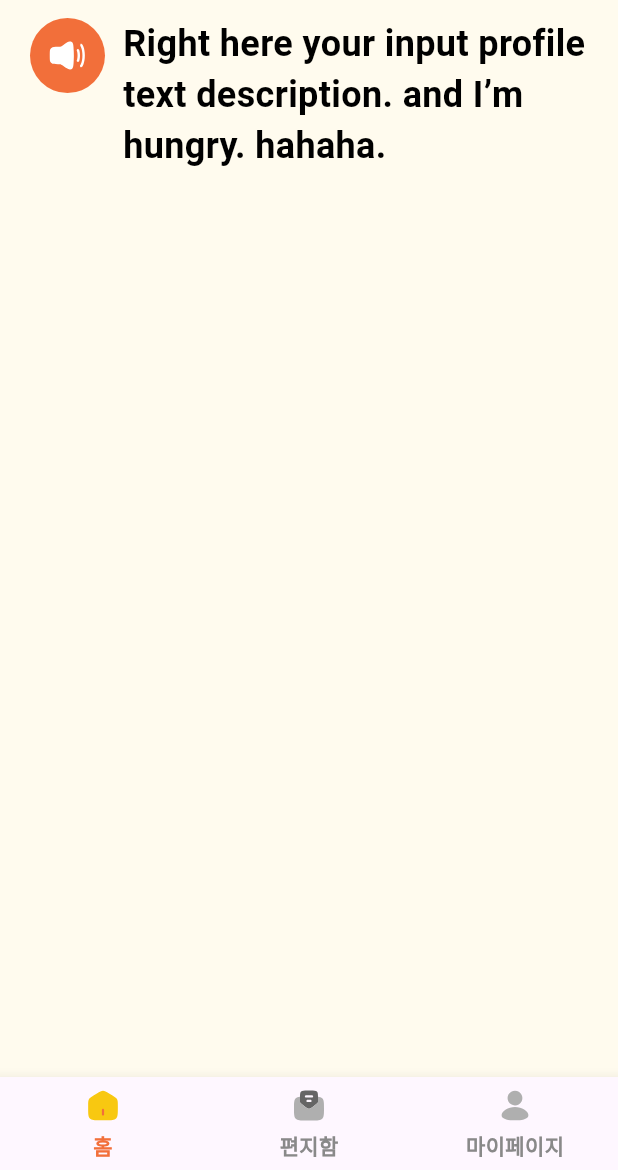
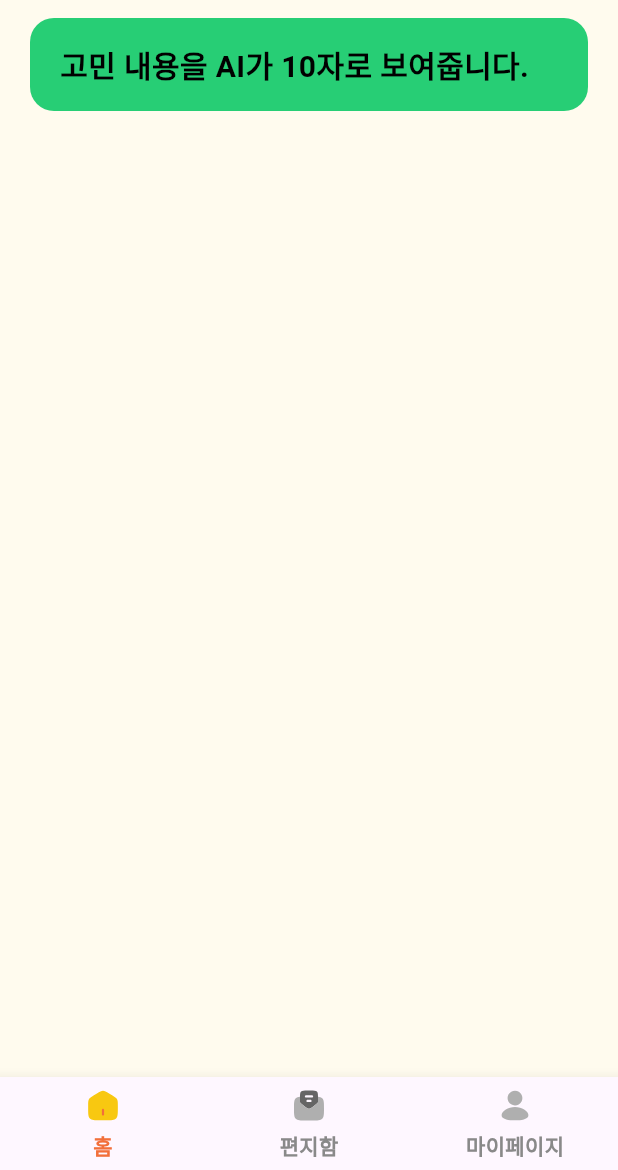
Before and after one commit to gdsc-ssu/gdgoc-weve-client, a Flutter app: the screen it shows after launch, on a phone screen of 412 x 824 dp, the part 66-1236 px from its top. Run offline on Flutter 3.47's test engine with Material 3 defaults, Android fonts, the phone set to English and light mode, and no system bars; our stand-ins replace audioplayers, flutter_riverpod, flutter_svg, fluttertoast, lottie, speech_to_text; Roboto replaces fonts that are missing (Pretendard).

Commit message:
feat: list item 추가

```diff
--- a/lib/commons/widgets/senior/sound_player/view/soundplayer_widget.dart
+++ b/lib/commons/widgets/senior/button/view/soundplayer_button.dart
@@ -3,17 +3,17 @@ import 'package:audioplayers/audioplayers.dart';
 import 'package:weve_client/core/constants/colors.dart';
 import 'package:weve_client/core/constants/custom_icon.dart';
 
-class SoundPlayerWidget extends StatefulWidget {
+class SoundButton extends StatefulWidget {
   // MP3 파일 경로
   final String audioUrl;
 
-  const SoundPlayerWidget({super.key, required this.audioUrl});
+  const SoundButton({super.key, required this.audioUrl});
 
   @override
-  State<SoundPlayerWidget> createState() => _SoundPlayerWidgetState();
+  State<SoundButton> createState() => _SoundButtonState();
 }
 
-class _SoundPlayerWidgetState extends State<SoundPlayerWidget> {
+class _SoundButtonState extends State<SoundButton> {
   final AudioPlayer _audioPlayer = AudioPlayer();
   bool _isPlaying = false;
 
--- a/lib/commons/widgets/senior/input_profile/view/question_box.dart
+++ b/lib/commons/widgets/senior/input_profile/view/question_box.dart
@@ -1,5 +1,5 @@
 import 'package:flutter/material.dart';
-import 'package:weve_client/commons/widgets/senior/sound_player/view/soundplayer_widget.dart';
+import 'package:weve_client/commons/widgets/senior/button/view/soundplayer_button.dart';
 import 'package:weve_client/core/constants/colors.dart';
 import 'package:weve_client/core/constants/fonts.dart';
 
@@ -18,7 +18,7 @@ class QuestionBox extends StatelessWidget {
     return Row(
       crossAxisAlignment: CrossAxisAlignment.start,
       children: [
-        SoundPlayerWidget(audioUrl: audioUrl),
+        SoundButton(audioUrl: audioUrl),
         SizedBox(width: 12),
         Expanded(
           child: Text(
--- /dev/null
+++ b/lib/commons/widgets/senior/list_item/view/list_item.dart
@@ -0,0 +1,39 @@
+import 'package:flutter/material.dart';
+import 'package:weve_client/core/constants/colors.dart';
+import 'package:weve_client/core/constants/custom_icon.dart';
+import 'package:weve_client/core/constants/fonts.dart';
+
+class ListItem extends StatelessWidget {
+  final String text;
+  final Color color;
+  final VoidCallback? onTap;
+
+  const ListItem({
+    super.key,
+    required this.text,
+    required this.color,
+    this.onTap,
+  });
+
+  @override
+  Widget build(BuildContext context) {
+    return GestureDetector(
+      onTap: onTap,
+      child: Container(
+        padding: EdgeInsets.symmetric(vertical: 16, horizontal: 20),
+        decoration: BoxDecoration(
+          color: color,
+          borderRadius: BorderRadius.circular(16),
+        ),
+        child: Row(
+          children: [
+            Text(
+              text,
+              style: WeveText.header4(color: WeveColor.gray.gray1),
+            ),
+          ],
+        ),
+      ),
+    );
+  }
+}
--- a/lib/core/constants/custom_icon.dart
+++ b/lib/core/constants/custom_icon.dart
@@ -35,7 +35,7 @@ class CustomIcons {
   static const String seniorLetterOff = 'assets/icons/senior_letter_off.svg';
   static const String seniorLetterOn = 'assets/icons/senior_letter_on.svg';
   static const String seniorLoud = 'assets/icons/senior_loud.svg';
-  static const String seniorMicrophone = 'assets/icons/senior_mircophone.svg';
+  static const String seniorRecording = 'assets/icons/senior_record.svg';
   static const String seniorPeople = 'assets/icons/senior_people.svg';
   static const String popupCancel = 'assets/icons/popup_cancel.svg';
   static const String juniorProfile = 'assets/icons/junior_profile.svg';
--- a/lib/features/junior/presentation/views/junior_home_screen.dart
+++ b/lib/features/junior/presentation/views/junior_home_screen.dart
@@ -6,6 +6,8 @@ import 'package:weve_client/commons/widgets/popup/view/popup.dart';
 import 'package:weve_client/commons/widgets/popup/viewmodel/popup_viewmodel.dart';
 import 'package:weve_client/commons/widgets/senior/button/view/button.dart';
 import 'package:weve_client/commons/widgets/senior/input_profile/view/question_box.dart';
+import 'package:weve_client/commons/widgets/senior/input_profile/view/stt_box.dart';
+import 'package:weve_client/commons/widgets/senior/list_item/view/list_item.dart';
 import 'package:weve_client/commons/widgets/senior/login/view/input_field.dart';
 import 'package:weve_client/commons/widgets/toast/view/toast.dart';
 import 'package:weve_client/core/constants/colors.dart';
@@ -21,10 +23,12 @@ class JuniorHomeScreen extends ConsumerWidget {
 
     return Column(
       children: [
-        QuestionBox(
-            audioUrl: "",
-            text:
-                "Right here your input profile text description. and I’m hungry. hahaha.")
+        // QuestionBox(
+        //     audioUrl: "",
+        //     text:
+        //         "Right here your input profile text description. and I’m hungry. hahaha."),
+        // SpeechToTextBox()
+        ListItem(text: "고민 내용을 AI가 10자로 보여줍니다.", color: WeveColor.main.green3)
       ],
     );
   }
```
Also changed, not shown: lib/commons/widgets/senior/button/view/speech_button.dart (added, +32 -0 lines), lib/commons/widgets/senior/input_profile/view/stt_box.dart (+25 -2 lines), assets/icons/senior_microphone.svg (deleted), assets/icons/senior_record.svg (added), lib/commons/widgets/senior/button/view/recording_button.dart (deleted), 1 other file.
